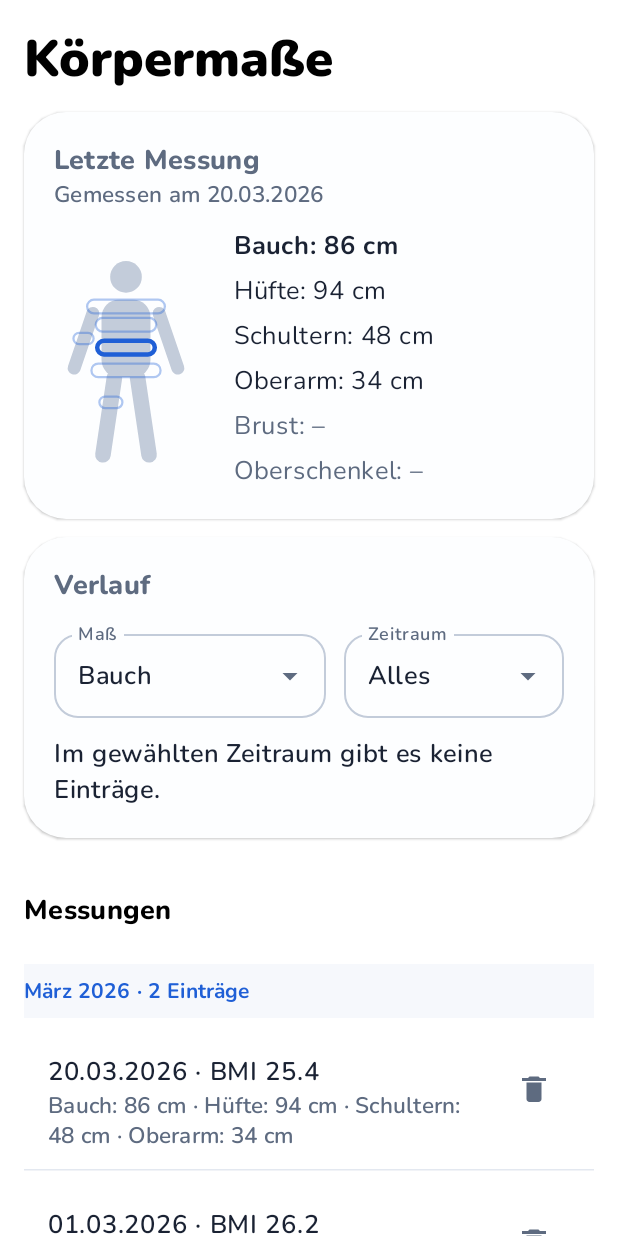
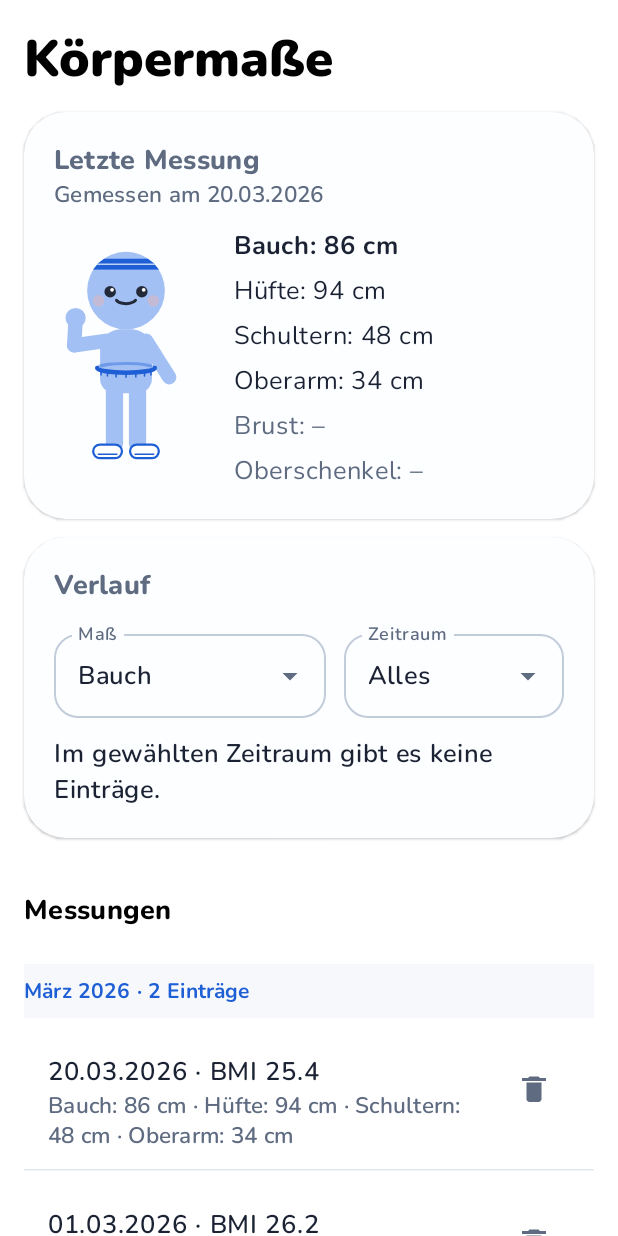
Before and after one commit to kevin-bollich97/FitnessBoy, an Android app built with Jetpack Compose: the @Preview function MeasurementsScreenPreview, on a phone screen of 412 x 824 dp. Run offline under Robolectric (Android 15) with nearby library versions, the phone set to English and light mode, and no system bars.

Commit message:
feat: turn the body figure into a cheerful mascot
A slim mascot in workout gear (sweatband, sneakers, one flexed arm)
replaces the plain silhouette. Only the highlighted measurement shows a
measuring tape, which springs to its place when the measurement
changes. The figure never changes with the user's values.

Co-Authored-By: Claude Opus 5.5 <noreply@anthropic.com>

```diff
--- a/app/src/main/java/de/bollich/fitnessboy/ui/measurements/BodyFigure.kt
+++ b/app/src/main/java/de/bollich/fitnessboy/ui/measurements/BodyFigure.kt
@@ -1,76 +1,225 @@
 package de.bollich.fitnessboy.ui.measurements
 
+import androidx.compose.animation.core.Spring
+import androidx.compose.animation.core.animateRectAsState
+import androidx.compose.animation.core.spring
 import androidx.compose.foundation.Canvas
+import androidx.compose.foundation.layout.size
 import androidx.compose.material3.MaterialTheme
 import androidx.compose.runtime.Composable
+import androidx.compose.runtime.getValue
 import androidx.compose.ui.Modifier
 import androidx.compose.ui.geometry.CornerRadius
 import androidx.compose.ui.geometry.Offset
+import androidx.compose.ui.geometry.Rect
+import androidx.compose.ui.geometry.RoundRect
 import androidx.compose.ui.geometry.Size
 import androidx.compose.ui.graphics.Color
+import androidx.compose.ui.graphics.Path
 import androidx.compose.ui.graphics.StrokeCap
 import androidx.compose.ui.graphics.drawscope.DrawScope
 import androidx.compose.ui.graphics.drawscope.Stroke
+import androidx.compose.ui.graphics.drawscope.clipPath
+import androidx.compose.ui.graphics.lerp
+import androidx.compose.ui.tooling.preview.Preview
 import androidx.compose.ui.unit.dp
 import de.bollich.fitnessboy.domain.BodyMeasurement
+import de.bollich.fitnessboy.ui.theme.FitnessBoyTheme
+import kotlin.math.cos
+import kotlin.math.sin
 
-/** Where each measurement is taken, as fractions of the figure: center and size of the ring. */
-private data class RingPosition(val centerX: Float, val centerY: Float, val width: Float, val height: Float)
-
-private val BodyMeasurement.ringPosition: RingPosition
+/**
+ * Where each measurement is taken: the measuring tape around the body as an ellipse, in fractions
+ * of the figure's width (x) and height (y). The flexed upper arm is horizontal, so its tape stands
+ * upright.
+ */
+private val BodyMeasurement.tapeBounds: Rect
     get() = when (this) {
-        BodyMeasurement.SHOULDERS -> RingPosition(0.50f, 0.27f, 0.54f, 0.06f)
-        BodyMeasurement.CHEST -> RingPosition(0.50f, 0.35f, 0.42f, 0.06f)
-        BodyMeasurement.WAIST -> RingPosition(0.50f, 0.45f, 0.40f, 0.06f)
-        BodyMeasurement.HIPS -> RingPosition(0.50f, 0.55f, 0.48f, 0.06f)
-        BodyMeasurement.UPPER_ARM -> RingPosition(0.205f, 0.41f, 0.14f, 0.05f)
-        BodyMeasurement.THIGH -> RingPosition(0.395f, 0.69f, 0.16f, 0.05f)
+        BodyMeasurement.SHOULDERS -> tape(centerX = 0.50f, centerY = 0.41f, width = 0.46f)
+        BodyMeasurement.CHEST -> tape(centerX = 0.50f, centerY = 0.47f, width = 0.42f)
+        BodyMeasurement.WAIST -> tape(centerX = 0.50f, centerY = 0.54f, width = 0.40f)
+        BodyMeasurement.HIPS -> tape(centerX = 0.50f, centerY = 0.61f, width = 0.42f)
+        BodyMeasurement.UPPER_ARM -> tape(centerX = 0.24f, centerY = 0.43f, width = 0.07f, height = 0.08f)
+        BodyMeasurement.THIGH -> tape(centerX = 0.42f, centerY = 0.73f, width = 0.19f)
     }
 
-/** Simple body silhouette with a ring at every measuring point; [highlighted] stands out. */
+private fun tape(centerX: Float, centerY: Float, width: Float, height: Float = 0.04f) =
+    Rect(centerX - width / 2, centerY - height / 2, centerX + width / 2, centerY + height / 2)
+
+/**
+ * A cheerful, slim little mascot in workout gear, flexing one arm. A measuring tape shows where
+ * [highlighted] is taken and glides there when the measurement changes. The figure never changes
+ * with the user's values.
+ */
 @Composable
 fun BodyFigure(
     highlighted: BodyMeasurement,
     modifier: Modifier = Modifier,
 ) {
-    val bodyColor = MaterialTheme.colorScheme.outline
-    val ringColor = MaterialTheme.colorScheme.primary
+    val colorScheme = MaterialTheme.colorScheme
+    val body = lerp(colorScheme.primaryContainer, colorScheme.primary, 0.3f)
+    val colors = FigureColors(
+        body = body,
+        // A darker shade of the body, so the face stays visible in light and dark theme.
+        face = lerp(body, Color.Black, 0.65f),
+        accent = colorScheme.primary,
+        cheeks = Cheeks,
+    )
+    val tapeBounds by animateRectAsState(
+        targetValue = highlighted.tapeBounds,
+        animationSpec = spring(dampingRatio = Spring.DampingRatioMediumBouncy, stiffness = Spring.StiffnessMediumLow),
+        label = "tapeBounds",
+    )
+
     Canvas(modifier = modifier) {
-        drawSilhouette(bodyColor)
-        BodyMeasurement.entries.forEach { measurement ->
-            drawRing(measurement.ringPosition, ringColor, isHighlighted = measurement == highlighted)
-        }
+        drawMascot(colors)
+        drawTape(tapeBounds, colors.accent)
     }
 }
 
-private fun DrawScope.drawSilhouette(bodyColor: Color) {
-    fun at(x: Float, y: Float) = Offset(size.width * x, size.height * y)
-    val limbWidth = 0.09f * size.width
+private val Cheeks = Color(0x59FFB199)
 
-    drawCircle(bodyColor, radius = size.width * 0.11f, center = at(0.5f, 0.14f))
-    drawRoundRect(
-        color = bodyColor,
-        topLeft = at(0.33f, 0.24f),
-        size = Size(size.width * 0.34f, size.height * 0.34f),
-        cornerRadius = CornerRadius(size.width * 0.12f),
-    )
-    listOf(
-        at(0.27f, 0.30f) to at(0.14f, 0.54f),
-        at(0.73f, 0.30f) to at(0.86f, 0.54f),
-    ).forEach { (start, end) -> drawLine(bodyColor, start, end, strokeWidth = limbWidth, cap = StrokeCap.Round) }
-    listOf(
-        at(0.42f, 0.58f) to at(0.34f, 0.92f),
-        at(0.58f, 0.58f) to at(0.66f, 0.92f),
-    ).forEach { (start, end) -> drawLine(bodyColor, start, end, strokeWidth = limbWidth * 1.2f, cap = StrokeCap.Round) }
+private data class FigureColors(val body: Color, val face: Color, val accent: Color, val cheeks: Color)
+
+/** Converts fractions of the figure into pixels. */
+private fun DrawScope.at(x: Float, y: Float) = Offset(size.width * x, size.height * y)
+
+private fun DrawScope.drawMascot(colors: FigureColors) {
+    drawLegs(colors)
+    drawArms(colors.body)
+    drawTorso(colors.body)
+    drawHead(colors)
 }
 
-private fun DrawScope.drawRing(position: RingPosition, color: Color, isHighlighted: Boolean) {
-    val ringSize = Size(size.width * position.width, size.height * position.height)
-    drawRoundRect(
-        color = if (isHighlighted) color else color.copy(alpha = 0.35f),
-        topLeft = Offset(size.width * position.centerX - ringSize.width / 2f, size.height * position.centerY - ringSize.height / 2f),
-        size = ringSize,
-        cornerRadius = CornerRadius(ringSize.height / 2f),
-        style = Stroke(width = if (isHighlighted) 3.dp.toPx() else 1.5.dp.toPx()),
+/** Slim legs with little sneakers. */
+private fun DrawScope.drawLegs(colors: FigureColors) {
+    val leg = size.width * 0.12f
+    listOf(0.42f, 0.58f).forEach { x ->
+        drawLine(colors.body, at(x, 0.62f), at(x, 0.87f), strokeWidth = leg, cap = StrokeCap.Round)
+        drawSneaker(center = at(x + (x - 0.5f) * 0.6f, 0.905f), colors.accent)
+    }
+}
+
+private fun DrawScope.drawSneaker(center: Offset, accent: Color) {
+    val shoe = Size(size.width * 0.20f, size.height * 0.06f)
+    val topLeft = center - Offset(shoe.width / 2, shoe.height / 2)
+    val corner = CornerRadius(shoe.height / 2)
+    drawRoundRect(Color.White, topLeft, shoe, corner)
+    drawRoundRect(accent, topLeft, shoe, corner, style = Stroke(width = 1.5.dp.toPx()))
+    val sole = topLeft.y + shoe.height * 0.72f
+    drawLine(accent, Offset(topLeft.x + shoe.height / 3, sole), Offset(topLeft.x + shoe.width - shoe.height / 3, sole), strokeWidth = 1.dp.toPx())
+}
+
+/** The left arm flexes like 💪, the right one hangs relaxed. */
+private fun DrawScope.drawArms(color: Color) {
+    val arm = size.width * 0.10f
+    val elbow = at(0.14f, 0.44f)
+    drawLine(color, at(0.36f, 0.42f), elbow, strokeWidth = arm, cap = StrokeCap.Round)
+    drawLine(color, elbow, at(0.15f, 0.33f), strokeWidth = arm, cap = StrokeCap.Round)
+    drawCircle(color, radius = arm * 0.7f, center = at(0.15f, 0.32f))
+    drawLine(color, at(0.64f, 0.42f), at(0.80f, 0.58f), strokeWidth = arm, cap = StrokeCap.Round)
+}
+
+/** A slim body, a little wider at the shoulders. */
+private fun DrawScope.drawTorso(color: Color) {
+    val shoulders = CornerRadius(size.width * 0.14f)
+    val hips = CornerRadius(size.width * 0.10f)
+    val torso = Path().apply {
+        addRoundRect(
+            RoundRect(
+                rect = Rect(at(0.32f, 0.37f), at(0.68f, 0.65f)),
+                topLeft = shoulders,
+                topRight = shoulders,
+                bottomRight = hips,
+                bottomLeft = hips,
+            )
+        )
+    }
+    drawPath(torso, color)
+}
+
+/** A big round head with a sweatband and a happy face. */
+private fun DrawScope.drawHead(colors: FigureColors) {
+    val center = at(0.5f, 0.20f)
+    val radius = size.width * 0.27f
+    drawCircle(colors.body, radius, center)
+    drawSweatband(center, radius, colors.accent)
+    drawEyes(colors.face)
+    drawCircle(colors.cheeks, radius = size.width * 0.04f, center = at(0.31f, 0.245f))
+    drawCircle(colors.cheeks, radius = size.width * 0.04f, center = at(0.69f, 0.245f))
+    drawMouth(colors.face)
+}
+
+private fun DrawScope.drawSweatband(center: Offset, radius: Float, accent: Color) {
+    val head = Path().apply { addOval(Rect(center, radius)) }
+    clipPath(head) {
+        val top = center.y - radius * 0.82f
+        val height = radius * 0.28f
+        drawRect(accent, Offset(center.x - radius, top), Size(radius * 2, height))
+        drawLine(
+            Color.White.copy(alpha = 0.7f),
+            Offset(center.x - radius, top + height / 2),
+            Offset(center.x + radius, top + height / 2),
+            strokeWidth = 1.dp.toPx(),
+        )
+    }
+}
+
+/** Round dot eyes with a little highlight. */
+private fun DrawScope.drawEyes(color: Color) {
+    listOf(0.39f, 0.61f).forEach { x ->
+        val eye = at(x, 0.205f)
+        drawCircle(color, radius = size.width * 0.04f, center = eye)
+        drawCircle(Color.White, radius = size.width * 0.013f, center = eye + Offset(size.width * 0.013f, -size.width * 0.013f))
+    }
+}
+
+/** A soft, closed smile. */
+private fun DrawScope.drawMouth(color: Color) {
+    val width = size.width * 0.14f
+    drawArc(
+        color = color,
+        startAngle = 20f,
+        sweepAngle = 140f,
+        useCenter = false,
+        topLeft = at(0.5f, 0.235f) - Offset(width / 2, width / 4),
+        size = Size(width, width / 2),
+        style = Stroke(width = 2.dp.toPx(), cap = StrokeCap.Round),
     )
 }
+
+/**
+ * The measuring tape: the back half faint behind the body, the front half solid, with tick marks
+ * like on a real measuring tape.
+ */
+private fun DrawScope.drawTape(bounds: Rect, color: Color) {
+    val topLeft = at(bounds.left, bounds.top)
+    val tapeSize = Size(size.width * bounds.width, size.height * bounds.height)
+    drawArc(color.copy(alpha = 0.4f), 180f, 180f, false, topLeft, tapeSize, style = Stroke(width = 2.dp.toPx()))
+    drawArc(color, 0f, 180f, false, topLeft, tapeSize, style = Stroke(width = 3.dp.toPx(), cap = StrokeCap.Round))
+    if (tapeSize.width >= MIN_TICKED_TAPE_WIDTH.toPx()) drawTicks(topLeft, tapeSize, color)
+}
+
+/** Narrower tapes (around the arm) get no tick marks; they would clump together. */
+private val MIN_TICKED_TAPE_WIDTH = 16.dp
+
+private fun DrawScope.drawTicks(topLeft: Offset, tapeSize: Size, color: Color) {
+    val center = topLeft + Offset(tapeSize.width / 2, tapeSize.height / 2)
+    val tickLength = 3.dp.toPx()
+    for (degrees in 30..150 step 20) {
+        val radians = Math.toRadians(degrees.toDouble())
+        val onTape = center + Offset(
+            (tapeSize.width / 2 * cos(radians)).toFloat(),
+            (tapeSize.height / 2 * sin(radians)).toFloat(),
+        )
+        drawLine(color, onTape, onTape + Offset(0f, tickLength), strokeWidth = 1.dp.toPx(), cap = StrokeCap.Round)
+    }
+}
+
+@Preview(showBackground = true)
+@Composable
+private fun BodyFigurePreview() {
+    FitnessBoyTheme {
+        BodyFigure(highlighted = BodyMeasurement.WAIST, modifier = Modifier.size(width = 96.dp, height = 152.dp))
+    }
+}
```
